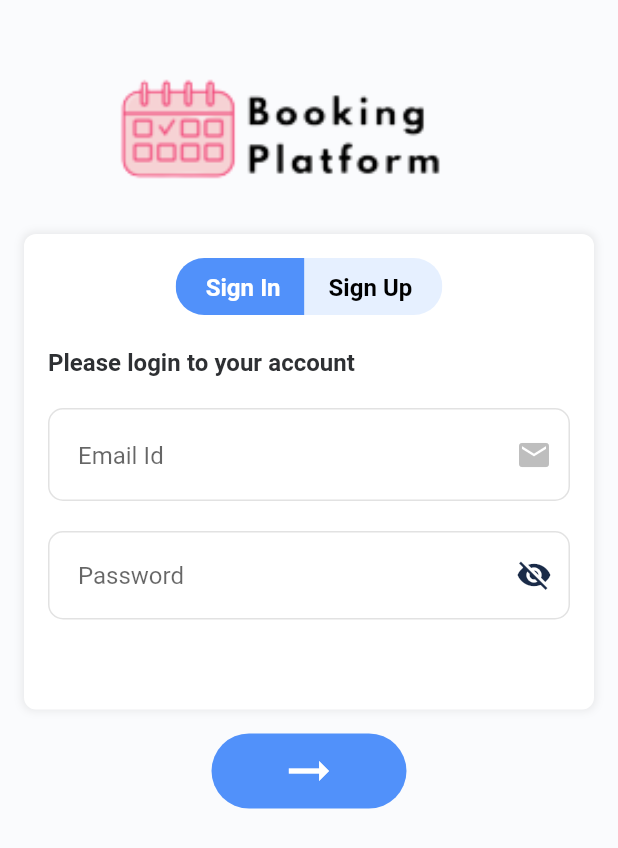
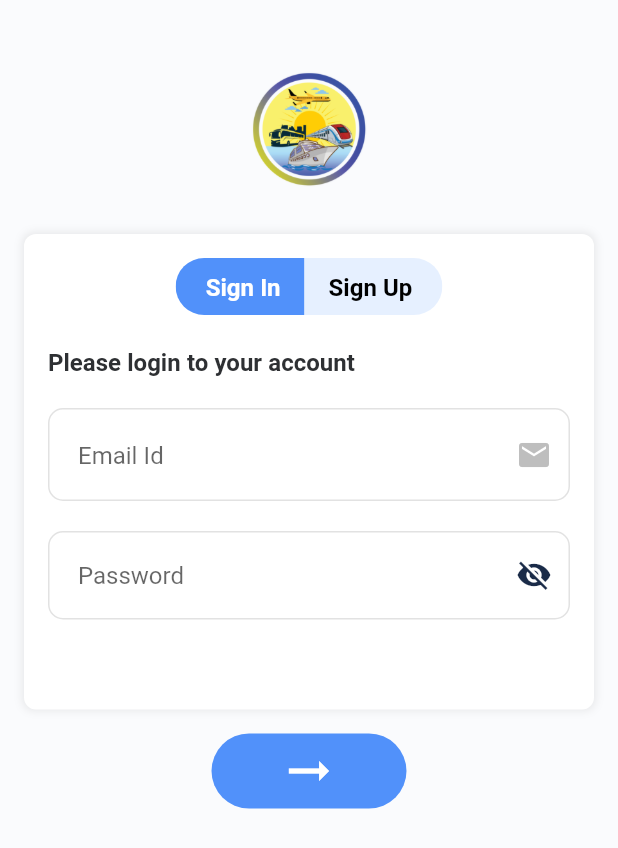
Before and after one commit to Junejune95/bookingappByChatSat, a Flutter app: the BookingSignInScreen screen opened directly, on a phone screen of 412 x 824 dp. Shown: the top 848 px of the screen. Run offline on Flutter 3.47's test engine with Material 2 defaults, Android fonts, the phone set to English and light mode, and no system bars; drawn by our look-alikes of nb_utils; our stand-ins replace cached_network_image, dots_indicator, flutter_html, flutter_rating_bar, get, google_fonts and 4 more; missing offline and left inert: loadmore; accounts and stored records are empty; Roboto replaces fonts that are missing (Source Sans Pro).

Commit message:
update booking icon

```diff
--- a/lib/utils/BookingIconsImages.dart
+++ b/lib/utils/BookingIconsImages.dart
@@ -61,5 +61,5 @@ IconData Booking_ic_zipcode = MdiIcons.pointOfSale;
 
 IconData Booking_ic_note = Icons.note;
 // images
-const BookingLogo = 'images/booking_logo.png';
+const BookingLogo = 'images/icon.png';
 const Booking_ic_walk1 = 'images/booking_walk1.gif';
```
